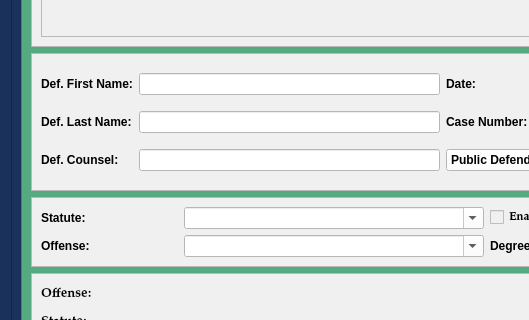
Above: package/views/ui/LeapPleaShortDialog.ui from HunterProgram22/MuniEntry before the change; both pictures show x 0 to 529 and y 196 to 516 of the 1000 by 792 pixel window. Below: the same form after it.
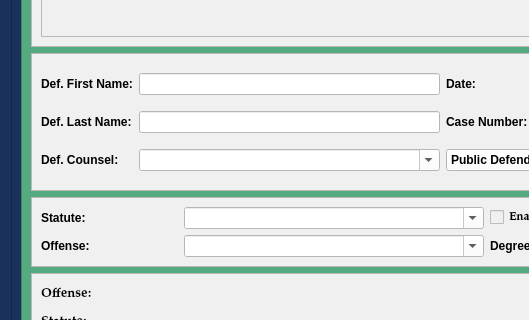
That is the form after the change.

Commit message: Updated defense counsel to combobox and added attorneys to load.

Diff of the .ui file:
```diff
--- a/package/views/ui/LeapPleaShortDialog.ui
+++ b/package/views/ui/LeapPleaShortDialog.ui
@@ -353,13 +353,6 @@
                </property>
               </widget>
              </item>
-             <item row="2" column="1">
-              <widget class="QLineEdit" name="defense_counsel_name_box">
-               <property name="styleSheet">
-                <string notr="true">background-color: rgb(255, 255, 255);</string>
-               </property>
-              </widget>
-             </item>
              <item row="2" column="2">
               <widget class="QComboBox" name="defense_counsel_type_box">
                <property name="styleSheet">
@@ -384,6 +377,16 @@
                </property>
               </widget>
              </item>
+             <item row="2" column="1">
+              <widget class="QComboBox" name="defense_counsel_name_box">
+               <property name="styleSheet">
+                <string notr="true">background-color: rgb(255, 255, 255);</string>
+               </property>
+               <property name="editable">
+                <bool>true</bool>
+               </property>
+              </widget>
+             </item>
             </layout>
            </widget>
           </item>
```
Left out of the diff: 1 changed line with no effect on the pictures. The commit also changes 16 other files.
